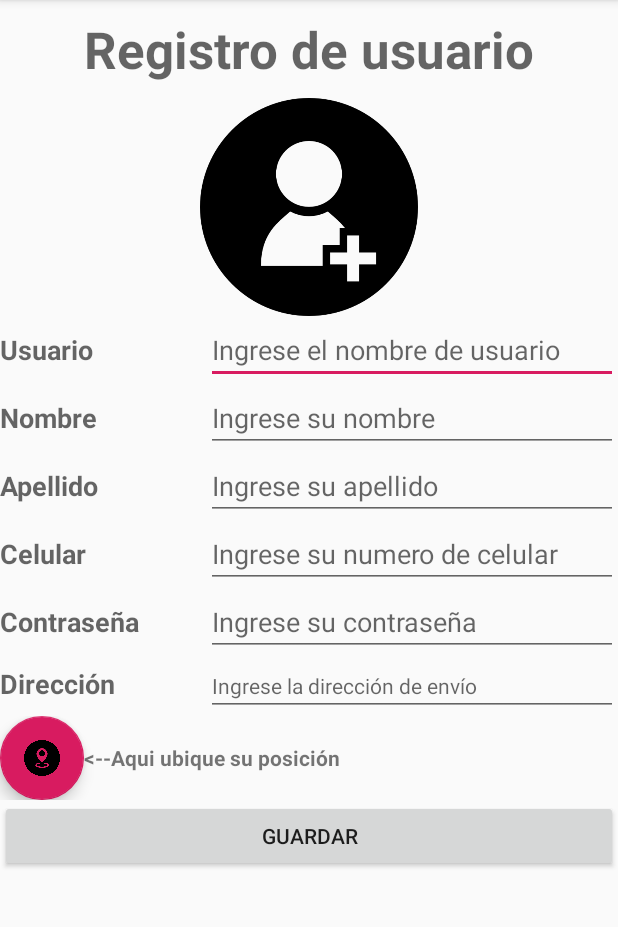
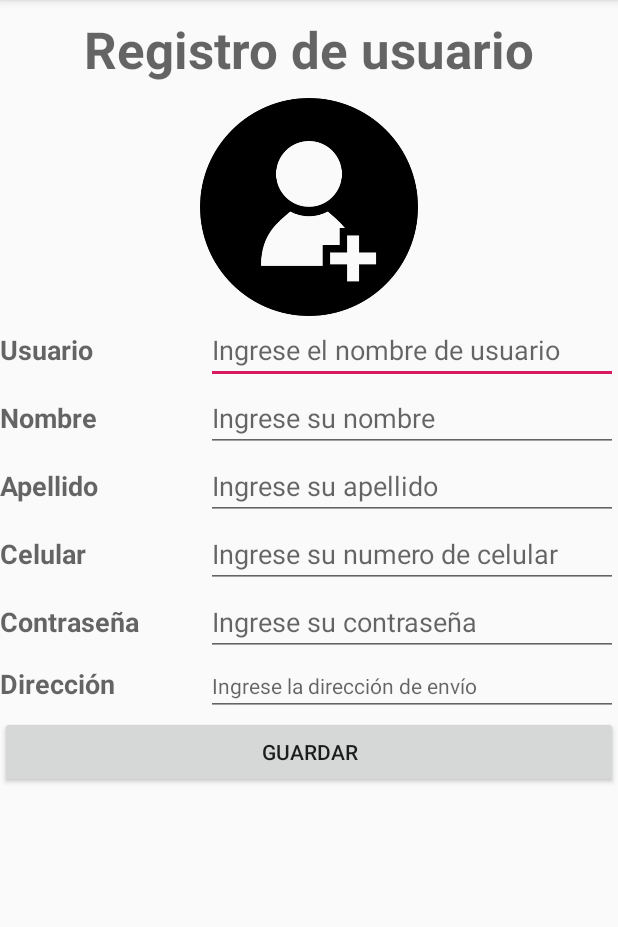
Before and after one commit to AlexAdriano1618/AppComida, an Android app: the Registro screen opened directly, with no data from a screen before it, after a tap on "GUARDAR", on a phone screen of 412 x 824 dp, the part 84-1011 px from its top. Run offline under Robolectric (Android 15) with nearby library versions, the phone set to English and light mode, and no system bars; 1 statement that could not run was skipped.

Commit message:
12-02-2020 registro nuevo

```diff
--- a/app/src/main/java/com/alex/appcomida/Pedido.java
+++ b/app/src/main/java/com/alex/appcomida/Pedido.java
@@ -28,7 +28,7 @@ public class Pedido extends AppCompatActivity {
         btnBack.setOnClickListener(new View.OnClickListener() {
             @Override
             public void onClick(View view) {
-                Intent regresar_car = new Intent(Pedido.this, DetalleMenu.class );
+                Intent regresar_car = new Intent(Pedido.this, Menu.class );
                 startActivity(regresar_car);
             }
         });
--- a/app/src/main/java/com/alex/appcomida/Registro.java
+++ b/app/src/main/java/com/alex/appcomida/Registro.java
@@ -54,7 +54,6 @@ public class Registro extends AppCompatActivity {
         con = findViewById(R.id.txtPwd);
         dir = findViewById(R.id.txtDir);
         guar = findViewById(R.id.btnGuardar);
-        mygps = findViewById(R.id.FABMyPos);
 
         mygps.setOnClickListener(new View.OnClickListener() {
             @Override
@@ -106,8 +105,8 @@ public class Registro extends AppCompatActivity {
             parametrosPost.put("usuar", usu.getText());
             parametrosPost.put("pass", con.getText());
             parametrosPost.put("direccion", dir.getText());
-            parametrosPost.put("latitud", lat);
-            parametrosPost.put("longitud", lon);
+            parametrosPost.put("latitud", lat.toString());
+            parametrosPost.put("longitud", lon.toString());
 
 
             //DEFINIR PARAMETROS DE CONEXION
@@ -167,7 +166,7 @@ public class Registro extends AppCompatActivity {
         mlocManager.requestLocationUpdates(LocationManager.NETWORK_PROVIDER, 0, 0, (LocationListener) Local);
         mlocManager.requestLocationUpdates(LocationManager.GPS_PROVIDER, 0, 0, (LocationListener) Local);
 
-        Toast.makeText(this,"Localización ", Toast.LENGTH_SHORT).show();
+        Toast.makeText(this,"Localización obtenida", Toast.LENGTH_SHORT).show();
         //lat.toString("Localizacion agregada");
         //lon= ';
     }
@@ -190,7 +189,7 @@ public class Registro extends AppCompatActivity {
                         loc.getLatitude(), loc.getLongitude(), 1);
                 if (!list.isEmpty()) {
                     Address DirCalle = list.get(0);
-                    dir.setText(DirCalle.getAddressLine(0));
+                    //dir.setText(DirCalle.getAddressLine(0));
                 }
 
             } catch (IOException e) {
--- a/app/src/main/res/layout/activity_registro.xml
+++ b/app/src/main/res/layout/activity_registro.xml
@@ -3,13 +3,16 @@
     android:layout_width="match_parent"
     android:layout_height="wrap_content"
     android:fillViewport="false">
-<LinearLayout xmlns:android="http://schemas.android.com/apk/res/android"
+<LinearLayout
     xmlns:app="http://schemas.android.com/apk/res-auto"
     xmlns:tools="http://schemas.android.com/tools"
     android:layout_width="match_parent"
-    android:layout_height="match_parent"
+    android:layout_height="wrap_content"
+    android:focusable="auto"
     android:isScrollContainer="true"
+    android:keepScreenOn="false"
     android:orientation="vertical"
+    tools:actionBarNavMode="standard"
     tools:context=".Registro">
 
     <TextView
@@ -182,27 +185,6 @@
             android:layout_width="match_parent"
             android:layout_height="match_parent">
 
-            <com.google.android.material.floatingactionbutton.FloatingActionButton
-                android:id="@+id/FABMyPos"
-                android:layout_width="wrap_content"
-                android:layout_height="wrap_content"
-                android:clickable="true"
-                android:focusable="true"
-                app:srcCompat="@drawable/placeholder" />
-
-            <TextView
-                android:id="@+id/textView3"
-                android:layout_width="wrap_content"
-                android:layout_height="wrap_content"
-                android:layout_gravity="center_vertical"
-                android:text="@string/aqui_ubique_su_posici_n"
-                android:textStyle="bold" />
-        </TableRow>
-
-        <TableRow
-            android:layout_width="match_parent"
-            android:layout_height="match_parent">
-
             <Button
                 android:id="@+id/btnGuardar"
                 android:layout_width="0dp"
```
